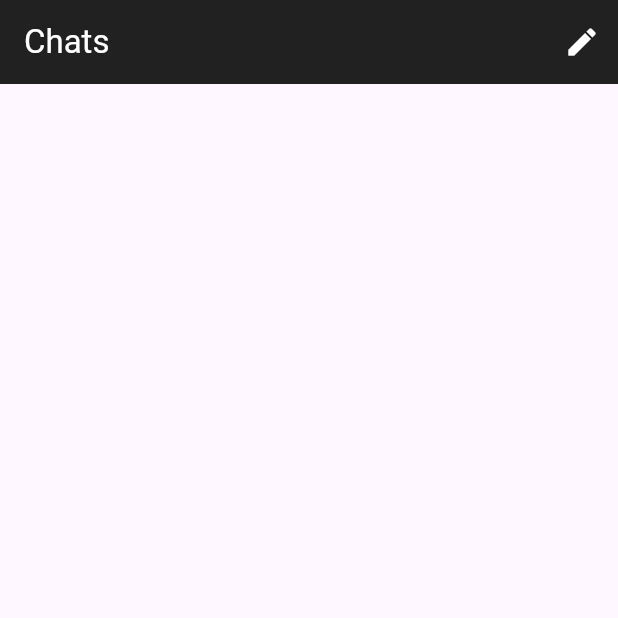
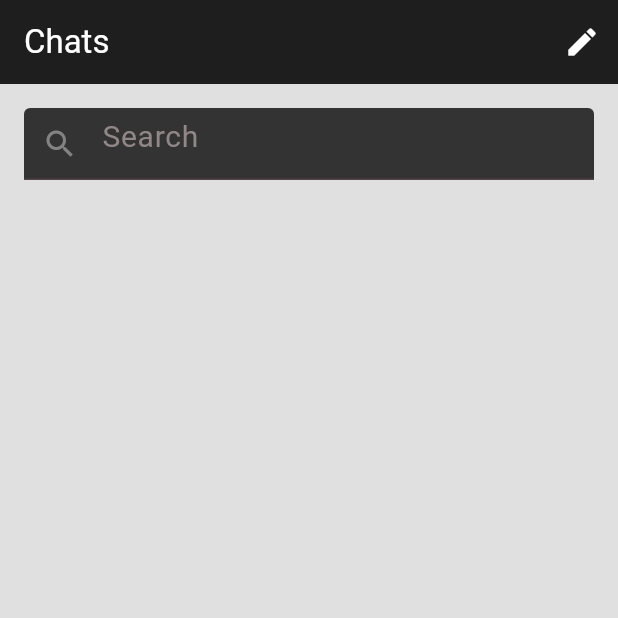
Before and after one commit to ChristianRotairo/Messenger_clone, a Flutter app: the screen it shows after launch, on a phone screen of 412 x 824 dp, the top half of it. Run offline on Flutter 3.47's test engine with Material 3 defaults, Android fonts, the phone set to English and light mode, and no system bars; our stand-ins replace google_fonts.

Commit message:
Search Bar and App Bar Added

```diff
--- a/lib/appbar/app_bar.dart
+++ b/lib/appbar/app_bar.dart
@@ -1,5 +1,7 @@
+import 'package:clone_mess/search_bar/searchbar.dart';
 import 'package:flutter/material.dart';
 import 'package:google_fonts/google_fonts.dart'; // Import the google_fonts package
+
 
 class App extends StatefulWidget {
   const App({Key? key});
@@ -28,7 +30,6 @@ class _AppState extends State<App> {
             margin: const EdgeInsets.only(right: 10),
             decoration: const BoxDecoration(
               shape: BoxShape.circle,
-              color: Color.fromARGB(255, 252, 10, 10),
             ),
           ),
           IconButton(
@@ -38,6 +39,8 @@ class _AppState extends State<App> {
           ),
         ],
       ),
+      body: SearchApp(),
+      backgroundColor: Colors.black12, // Place the SearchBar widget here
     );
   }
 }
--- a/lib/main.dart
+++ b/lib/main.dart
@@ -14,7 +14,7 @@ class MyApp extends StatelessWidget {
     return MaterialApp(
       title: 'Flutter Demo',
       theme: ThemeData(
-        colorScheme: ColorScheme.fromSeed(seedColor: Colors.deepPurple),
+        colorScheme: ColorScheme.fromSeed(seedColor: const Color.fromARGB(255, 0, 0, 0)),
         useMaterial3: true,
       ),
       home: const App(),
--- /dev/null
+++ b/lib/search_bar/searchbar.dart
@@ -0,0 +1,37 @@
+// ignore_for_file: unused_label
+
+import 'package:flutter/material.dart';
+
+class SearchApp extends StatefulWidget {
+  const SearchApp({Key? key}) : super(key: key);
+
+  @override
+  State<SearchApp> createState() => _SearchAppState();
+}class _SearchAppState extends State<SearchApp> {
+  @override
+  Widget build(BuildContext context) {
+    return Container(
+      margin:const EdgeInsets.all(16.0), // Adjust margin as needed
+      child: TextField(
+        decoration:  InputDecoration(
+          // Search bar style
+          focusedBorder: OutlineInputBorder(
+             borderRadius: BorderRadius.circular(50.0),
+               borderSide: BorderSide(color: Colors.grey),
+          ),
+          hintText: 'Search',
+         hintStyle:  const TextStyle(fontSize: 20.0, color: Color.fromARGB(255, 146, 135, 135)),
+          prefixIcon: const Icon(Icons.search,
+          color: Color.fromARGB(255, 131, 131, 131),),
+           filled: true,
+          fillColor: const Color.fromARGB(255, 51, 51, 51), // Set background color here
+                    contentPadding: const EdgeInsets.symmetric(vertical: 4.0),
+        ),
+
+        onChanged: (value) {
+          // Implement your search logic here
+        },
+      ),
+    );
+  }
+}
--- a/pubspec.yaml
+++ b/pubspec.yaml
@@ -46,7 +46,7 @@ dev_dependencies:
   # activated in the `analysis_options.yaml` file located at the root of your
   # package. See that file for information about deactivating specific lint
   # rules and activating additional ones.
-  flutter_lints: ^2.0.0
+  flutter_lints: ^3.0.1
 
 # For information on the generic Dart part of this file, see the
 # following page: https://dart.dev/tools/pub/pubspec
```
Also changed, not shown: pubspec.lock.
